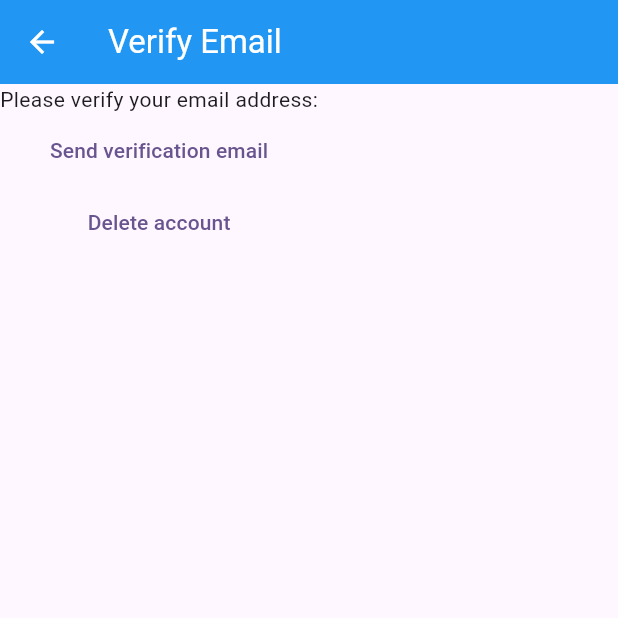
After one commit to HoThucNhan/learn-flutter1, a Flutter app: the VerifyEmailView screen opened directly, on a phone screen of 412 x 824 dp, the top half of it. The commit adds this screen. Run offline on Flutter 3.47's test engine with Material 3 defaults, Android fonts, the phone set to English and light mode, and no system bars; our stand-ins replace firebase_auth, firebase_core; accounts and stored records are empty; network calls fail.

Commit message:
register, login and verify email view done

```diff
--- /dev/null
+++ b/lib/views/verify_email_view.dart
@@ -0,0 +1,37 @@
+import 'package:firebase_auth/firebase_auth.dart';
+import 'package:flutter/material.dart';
+
+class VerifyEmailView extends StatefulWidget {
+  const VerifyEmailView({super.key});
+
+  @override
+  State<VerifyEmailView> createState() => _VerifyEmailViewState();
+}
+
+class _VerifyEmailViewState extends State<VerifyEmailView> {
+  @override
+  Widget build(BuildContext context) {
+    return Scaffold(
+      appBar: AppBar(
+        title: const Text('Verify Email'),
+      ),
+      body: Column(children: [
+        Text('Please verify your email address:'),
+        TextButton(
+          onPressed: () async {
+            final user = FirebaseAuth.instance.currentUser;
+            await user?.sendEmailVerification();
+          },
+          child: const Text('Send verification email'),
+        ),
+        TextButton(
+          onPressed: () async {
+            final user = FirebaseAuth.instance.currentUser;
+            await FirebaseAuth.instance.signOut();
+          },
+          child: const Text('Delete account'),
+        ),
+      ]),
+    );
+  }
+}
```
Also changed, not shown: lib/main.dart (+16 -10 lines), lib/views/login_view.dart (+11 -4 lines), lib/views/register_view.dart (+8 -0 lines).
